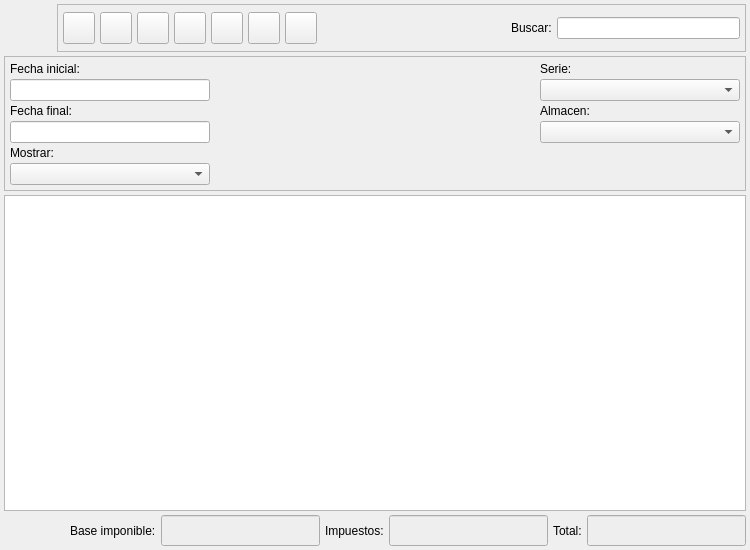
Qt form bulmages/bulmafact/plugins/pluginbf_clientefactura/facturaslistbase.ui (eboladev/Bulmages-1) before a commit.
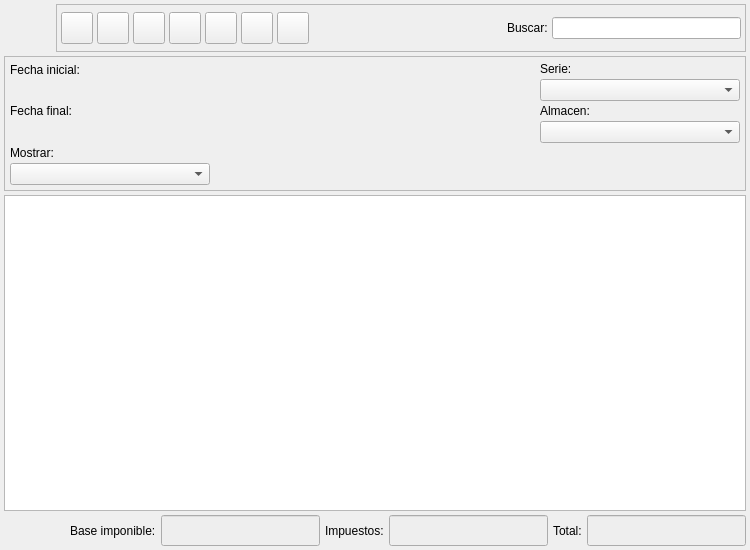
The same form after that commit. Icons and pictures are not drawn. Custom widgets are drawn as their Qt base class.

Patch:
```diff
--- a/bulmages/bulmafact/plugins/pluginbf_clientefactura/facturaslistbase.ui
+++ b/bulmages/bulmafact/plugins/pluginbf_clientefactura/facturaslistbase.ui
@@ -313,7 +313,7 @@
    <item row="0" column="0">
     <layout class="QHBoxLayout">
      <property name="spacing">
-      <number>5</number>
+      <number>4</number>
      </property>
      <property name="margin">
       <number>0</number>
@@ -353,10 +353,10 @@
        </property>
        <layout class="QHBoxLayout">
         <property name="spacing">
-         <number>5</number>
+         <number>4</number>
         </property>
         <property name="margin">
-         <number>5</number>
+         <number>4</number>
         </property>
         <item>
          <widget class="QToolButton" name="mui_crear">
@@ -892,8 +892,13 @@
  <customwidgets>
   <customwidget>
    <class>BlDateSearch</class>
-   <extends>QLineEdit</extends>
-   <header>../../bulmalib/src/bldatesearch.h</header>
+   <extends>QWidget</extends>
+   <header>bldatesearch.h</header>
+  </customwidget>
+  <customwidget>
+   <class>BlSearchWidget</class>
+   <extends>QWidget</extends>
+   <header>blsearchwidget.h</header>
   </customwidget>
   <customwidget>
    <class>FacturasListSubform</class>
@@ -905,11 +910,6 @@
    <extends>QWidget</extends>
    <header>bfbuscararticulo.h</header>
   </customwidget>
-  <customwidget>
-   <class>BlSearchWidget</class>
-   <extends>QWidget</extends>
-   <header>blsearchwidget.h</header>
-  </customwidget>
   <customwidget>
    <class>BlComboBox</class>
    <extends>QComboBox</extends>
```
Left out of the diff: 2 changed lines with no effect on the pictures.
